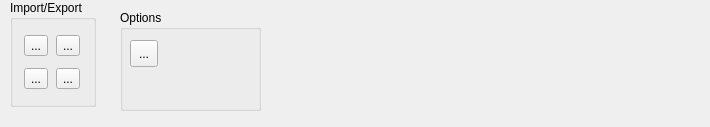
First picture: the form in tabs/phononsmode.ui, repository piti-diablotin/qAgate, before the edit.
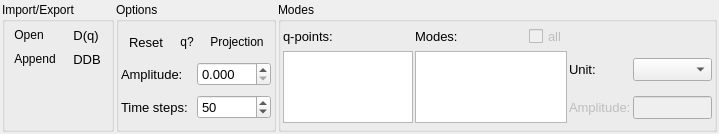
Second picture: the form after the edit. Icons and pictures are not drawn. Custom widgets are drawn as their Qt base class.

Commit message: Finishing mode phonons

Diff of the .ui file:
```diff
--- a/tabs/phononsmode.ui
+++ b/tabs/phononsmode.ui
@@ -6,83 +6,707 @@
    <rect>
     <x>0</x>
     <y>0</y>
-    <width>710</width>
-    <height>127</height>
+    <width>717</width>
+    <height>134</height>
    </rect>
   </property>
   <property name="windowTitle">
    <string>Form</string>
   </property>
-  <widget class="QGroupBox" name="groupBox">
-   <property name="geometry">
-    <rect>
-     <x>10</x>
-     <y>0</y>
-     <width>86</width>
-     <height>107</height>
-    </rect>
+  <layout class="QHBoxLayout" name="horizontalLayout_3">
+   <property name="spacing">
+    <number>2</number>
    </property>
-   <property name="title">
-    <string>Import/Export</string>
+   <property name="leftMargin">
+    <number>2</number>
    </property>
-   <layout class="QGridLayout" name="gridLayout">
-    <item row="0" column="0">
-     <widget class="QToolButton" name="open">
-      <property name="text">
-       <string>...</string>
+   <property name="topMargin">
+    <number>2</number>
+   </property>
+   <property name="rightMargin">
+    <number>2</number>
+   </property>
+   <property name="bottomMargin">
+    <number>2</number>
+   </property>
+   <item>
+    <widget class="QGroupBox" name="groupBox">
+     <property name="title">
+      <string>Import/Export</string>
+     </property>
+     <layout class="QGridLayout" name="gridLayout">
+      <property name="leftMargin">
+       <number>2</number>
       </property>
-     </widget>
-    </item>
-    <item row="0" column="1">
-     <widget class="QToolButton" name="dynamt">
-      <property name="text">
-       <string>...</string>
+      <property name="topMargin">
+       <number>2</number>
       </property>
-     </widget>
-    </item>
-    <item row="1" column="0">
-     <widget class="QToolButton" name="append">
-      <property name="text">
-       <string>...</string>
+      <property name="rightMargin">
+       <number>2</number>
       </property>
-     </widget>
-    </item>
-    <item row="1" column="1">
-     <widget class="QToolButton" name="ddb">
-      <property name="text">
-       <string>...</string>
+      <property name="bottomMargin">
+       <number>2</number>
       </property>
-     </widget>
-    </item>
-   </layout>
-  </widget>
-  <widget class="QGroupBox" name="options">
-   <property name="geometry">
-    <rect>
-     <x>120</x>
-     <y>10</y>
-     <width>141</width>
-     <height>101</height>
-    </rect>
-   </property>
-   <property name="title">
-    <string>Options</string>
-   </property>
-   <widget class="QToolButton" name="toolButton">
-    <property name="geometry">
-     <rect>
-      <x>10</x>
-      <y>30</y>
-      <width>28</width>
-      <height>27</height>
-     </rect>
-    </property>
-    <property name="text">
-     <string>...</string>
-    </property>
-   </widget>
-  </widget>
+      <property name="spacing">
+       <number>2</number>
+      </property>
+      <item row="0" column="0">
+       <widget class="QToolButton" name="open">
+        <property name="toolTip">
+         <string>Open a structure</string>
+        </property>
+        <property name="statusTip">
+         <string>Open a structure</string>
+        </property>
+        <property name="whatsThis">
+         <string>Open a structure</string>
+        </property>
+        <property name="text">
+         <string>Open</string>
+        </property>
+        <property name="icon">
+         <iconset resource="../qagate/qagate.qrc">
+          <normaloff>:/home/icons/folder.svg</normaloff>:/home/icons/folder.svg</iconset>
+        </property>
+        <property name="autoRaise">
+         <bool>true</bool>
+        </property>
+       </widget>
+      </item>
+      <item row="0" column="1">
+       <widget class="QToolButton" name="dynamt">
+        <property name="font">
+         <font>
+          <pointsize>10</pointsize>
+         </font>
+        </property>
+        <property name="toolTip">
+         <string>Export current qpt dynamical matrix</string>
+        </property>
+        <property name="statusTip">
+         <string>Export current qpt dynamical matrix</string>
+        </property>
+        <property name="whatsThis">
+         <string>Export current qpt dynamical matrix</string>
+        </property>
+        <property name="text">
+         <string notr="true">D(q)</string>
+        </property>
+        <property name="icon">
+         <iconset resource="../qagate/qagate.qrc">
+          <normaloff>:/home/icons/upload.svg</normaloff>:/home/icons/upload.svg</iconset>
+        </property>
+        <property name="shortcut">
+         <string notr="true"/>
+        </property>
+        <property name="toolButtonStyle">
+         <enum>Qt::ToolButtonTextBesideIcon</enum>
+        </property>
+        <property name="autoRaise">
+         <bool>true</bool>
+        </property>
+       </widget>
+      </item>
+      <item row="1" column="1">
+       <widget class="QToolButton" name="ddb">
+        <property name="font">
+         <font>
+          <pointsize>10</pointsize>
+         </font>
+        </property>
+        <property name="toolTip">
+         <string>Export to DDB format</string>
+        </property>
+        <property name="statusTip">
+         <string>Export to DDB format</string>
+        </property>
+        <property name="whatsThis">
+         <string>Export to DDB format</string>
+        </property>
+        <property name="text">
+         <string>DDB</string>
+        </property>
+        <property name="icon">
+         <iconset resource="../qagate/qagate.qrc">
+          <normaloff>:/home/icons/upload.svg</normaloff>:/home/icons/upload.svg</iconset>
+        </property>
+        <property name="shortcut">
+         <string notr="true"/>
+        </property>
+        <property name="toolButtonStyle">
+         <enum>Qt::ToolButtonTextBesideIcon</enum>
+        </property>
+        <property name="autoRaise">
+         <bool>true</bool>
+        </property>
+       </widget>
+      </item>
+      <item row="1" column="0">
+       <widget class="QToolButton" name="append">
+        <property name="toolTip">
+         <string>Appoend displacements or DDB</string>
+        </property>
+        <property name="statusTip">
+         <string>Appoend displacements or DDB</string>
+        </property>
+        <property name="whatsThis">
+         <string>Appoend displacements or DDB</string>
+        </property>
+        <property name="text">
+         <string>Append</string>
+        </property>
+        <property name="icon">
+         <iconset resource="../qagate/qagate.qrc">
+          <normaloff>:/home/icons/folder-plus.svg</normaloff>:/home/icons/folder-plus.svg</iconset>
+        </property>
+        <property name="autoRaise">
+         <bool>true</bool>
+        </property>
+       </widget>
+      </item>
+      <item row="2" column="0">
+       <spacer name="verticalSpacer">
+        <property name="orientation">
+         <enum>Qt::Vertical</enum>
+        </property>
+        <property name="sizeHint" stdset="0">
+         <size>
+          <width>20</width>
+          <height>40</height>
+         </size>
+        </property>
+       </spacer>
+      </item>
+     </layout>
+    </widget>
+   </item>
+   <item>
+    <widget class="QGroupBox" name="options">
+     <property name="title">
+      <string>Options</string>
+     </property>
+     <layout class="QVBoxLayout" name="verticalLayout">
+      <property name="spacing">
+       <number>2</number>
+      </property>
+      <property name="leftMargin">
+       <number>2</number>
+      </property>
+      <property name="topMargin">
+       <number>2</number>
+      </property>
+      <property name="rightMargin">
+       <number>2</number>
+      </property>
+      <property name="bottomMargin">
+       <number>2</number>
+      </property>
+      <item>
+       <layout class="QHBoxLayout" name="horizontalLayout_4">
+        <item>
+         <widget class="QToolButton" name="reset">
+          <property name="font">
+           <font>
+            <pointsize>10</pointsize>
+           </font>
+          </property>
+          <property name="toolTip">
+           <string>Reset</string>
+          </property>
+          <property name="statusTip">
+           <string>Reset (Remove all condensed modes)</string>
+          </property>
+          <property name="whatsThis">
+           <string>Reset (Remove all condensed modes)</string>
+          </property>
+          <property name="text">
+           <string>Reset</string>
+          </property>
+          <property name="icon">
+           <iconset resource="../qagate/qagate.qrc">
+            <normaloff>:/phonons/icons/delete.svg</normaloff>:/phonons/icons/delete.svg</iconset>
+          </property>
+          <property name="toolButtonStyle">
+           <enum>Qt::ToolButtonTextBesideIcon</enum>
+          </property>
+          <property name="autoRaise">
+           <bool>true</bool>
+          </property>
+         </widget>
+        </item>
+        <item>
+         <spacer name="horizontalSpacer_2">
+          <property name="orientation">
+           <enum>Qt::Horizontal</enum>
+          </property>
+          <property name="sizeHint" stdset="0">
+           <size>
+            <width>40</width>
+            <height>20</height>
+           </size>
+          </property>
+         </spacer>
+        </item>
+        <item>
+         <widget class="QToolButton" name="qpt">
+          <property name="toolTip">
+           <string>Find qpt in supercell</string>
+          </property>
+          <property name="statusTip">
+           <string>Find qpt in supercell</string>
+          </property>
+          <property name="whatsThis">
+           <string>Find qpt in supercell</string>
+          </property>
+          <property name="text">
+           <string notr="true">q?</string>
+          </property>
+          <property name="icon">
+           <iconset resource="../qagate/qagate.qrc">
+            <normaloff>:/phonons/icons/qpt.svg</normaloff>:/phonons/icons/qpt.svg</iconset>
+          </property>
+          <property name="autoRaise">
+           <bool>true</bool>
+          </property>
+         </widget>
+        </item>
+        <item>
+         <widget class="QToolButton" name="analyze">
+          <property name="toolTip">
+           <string>Analyze a trajectory to find condensed modes</string>
+          </property>
+          <property name="statusTip">
+           <string>Analyze a trajectory to find condensed modes (those that are in the q-points and modes list)</string>
+          </property>
+          <property name="whatsThis">
+           <string>Analyze a trajectory to find condensed modes</string>
+          </property>
+          <property name="text">
+           <string>Projection</string>
+          </property>
+          <property name="icon">
+           <iconset resource="../qagate/qagate.qrc">
+            <normaloff>:/phonons/icons/projection.svg</normaloff>:/phonons/icons/projection.svg</iconset>
+          </property>
+          <property name="autoRaise">
+           <bool>true</bool>
+          </property>
+         </widget>
+        </item>
+       </layout>
+      </item>
+      <item>
+       <layout class="QHBoxLayout" name="horizontalLayout">
+        <property name="spacing">
+         <number>2</number>
+        </property>
+        <item>
+         <widget class="QLabel" name="amplitudeLabel">
+          <property name="font">
+           <font>
+            <pointsize>10</pointsize>
+           </font>
+          </property>
+          <property name="toolTip">
+           <string>Default amplitude to add modes</string>
+          </property>
+          <property name="statusTip">
+           <string>Default amplitude to add modes</string>
+          </property>
+          <property name="whatsThis">
+           <string>Default amplitude to add modes</string>
+          </property>
+          <property name="text">
+           <string>Amplitude:</string>
+          </property>
+         </widget>
+        </item>
+        <item>
+         <widget class="QDoubleSpinBox" name="amplitude">
+          <property name="font">
+           <font>
+            <pointsize>10</pointsize>
+           </font>
+          </property>
+          <property name="toolTip">
+           <string>Default amplitude to add modes</string>
+          </property>
+          <property name="statusTip">
+           <string>Default amplitude to add modes</string>
+          </property>
+          <property name="whatsThis">
+           <string>Default amplitude to add modes</string>
+          </property>
+          <property name="decimals">
+           <number>3</number>
+          </property>
+         </widget>
+        </item>
+       </layout>
+      </item>
+      <item>
+       <layout class="QHBoxLayout" name="horizontalLayout_2">
+        <property name="spacing">
+         <number>2</number>
+        </property>
+        <item>
+         <widget class="QLabel" name="ntimeLabel">
+          <property name="font">
+           <font>
+            <pointsize>10</pointsize>
+           </font>
+          </property>
+          <property name="toolTip">
+           <string>Number of steps for the animation</string>
+          </property>
+          <property name="statusTip">
+           <string>Number of steps for the animation</string>
+          </property>
+          <property name="whatsThis">
+           <string>Number of steps for the animation</string>
+          </property>
+          <property name="text">
+           <string>Time steps:</string>
+          </property>
+         </widget>
+        </item>
+        <item>
+         <widget class="QSpinBox" name="ntime">
+          <property name="font">
+           <font>
+            <pointsize>10</pointsize>
+           </font>
+          </property>
+          <property name="toolTip">
+           <string>Number of steps for the animation</string>
+          </property>
+          <property name="statusTip">
+           <string>Number of steps for the animation</string>
+          </property>
+          <property name="whatsThis">
+           <string>Number of steps for the animation</string>
+          </property>
+          <property name="minimum">
+           <number>1</number>
+          </property>
+          <property name="maximum">
+           <number>100</number>
+          </property>
+          <property name="value">
+           <number>50</number>
+          </property>
+         </widget>
+        </item>
+       </layout>
+      </item>
+     </layout>
+    </widget>
+   </item>
+   <item>
+    <widget class="QGroupBox" name="selector">
+     <property name="sizePolicy">
+      <sizepolicy hsizetype="Expanding" vsizetype="Preferred">
+       <horstretch>0</horstretch>
+       <verstretch>0</verstretch>
+      </sizepolicy>
+     </property>
+     <property name="title">
+      <string>Modes</string>
+     </property>
+     <layout class="QGridLayout" name="gridLayout_2">
+      <property name="leftMargin">
+       <number>2</number>
+      </property>
+      <property name="topMargin">
+       <number>2</number>
+      </property>
+      <property name="rightMargin">
+       <number>2</number>
+      </property>
+      <property name="bottomMargin">
+       <number>2</number>
+      </property>
+      <property name="spacing">
+       <number>2</number>
+      </property>
+      <item row="2" column="0" rowspan="2">
+       <widget class="QListView" name="qpts">
+        <property name="sizePolicy">
+         <sizepolicy hsizetype="Fixed" vsizetype="Expanding">
+          <horstretch>0</horstretch>
+          <verstretch>0</verstretch>
+         </sizepolicy>
+        </property>
+        <property name="maximumSize">
+         <size>
+          <width>130</width>
+          <height>16777215</height>
+         </size>
+        </property>
+        <property name="font">
+         <font>
+          <pointsize>10</pointsize>
+         </font>
+        </property>
+        <property name="toolTip">
+         <string>List of all available q-points</string>
+        </property>
+        <property name="statusTip">
+         <string>List of all available q-points</string>
+        </property>
+        <property name="whatsThis">
+         <string>List of all available q-points</string>
+        </property>
+        <property name="horizontalScrollBarPolicy">
+         <enum>Qt::ScrollBarAlwaysOff</enum>
+        </property>
+        <property name="showDropIndicator" stdset="0">
+         <bool>false</bool>
+        </property>
+        <property name="selectionMode">
+         <enum>QAbstractItemView::SingleSelection</enum>
+        </property>
+        <property name="verticalScrollMode">
+         <enum>QAbstractItemView::ScrollPerItem</enum>
+        </property>
+       </widget>
+      </item>
+      <item row="3" column="3">
+       <widget class="QLabel" name="amplitudeIndivLabel">
+        <property name="enabled">
+         <bool>false</bool>
+        </property>
+        <property name="font">
+         <font>
+          <pointsize>10</pointsize>
+         </font>
+        </property>
+        <property name="toolTip">
+         <string>Amplitude of the selected mode</string>
+        </property>
+        <property name="statusTip">
+         <string>Amplitude of the selected mode</string>
+        </property>
+        <property name="whatsThis">
+         <string>Amplitude of the selected mode</string>
+        </property>
+        <property name="text">
+         <string>Amplitude:</string>
+        </property>
+       </widget>
+      </item>
+      <item row="2" column="2" rowspan="2">
+       <widget class="QListView" name="modes">
+        <property name="sizePolicy">
+         <sizepolicy hsizetype="Fixed" vsizetype="Expanding">
+          <horstretch>0</horstretch>
+          <verstretch>0</verstretch>
+         </sizepolicy>
+        </property>
+        <property name="maximumSize">
+         <size>
+          <width>152</width>
+          <height>16777215</height>
+         </size>
+        </property>
+        <property name="font">
+         <font>
+          <pointsize>10</pointsize>
+         </font>
+        </property>
+        <property name="toolTip">
+         <string>List all the modes for the selected q-point</string>
+        </property>
+        <property name="statusTip">
+         <string>List all the modes for the selected q-point</string>
+        </property>
+        <property name="whatsThis">
+         <string>List all the modes for the selected q-point</string>
+        </property>
+       </widget>
+      </item>
+      <item row="3" column="4" colspan="2">
+       <widget class="QLineEdit" name="amplitudeIndiv">
+        <property name="enabled">
+         <bool>false</bool>
+        </property>
+        <property name="font">
+         <font>
+          <pointsize>10</pointsize>
+         </font>
+        </property>
+        <property name="toolTip">
+         <string>Amplitude of the selected mode</string>
+        </property>
+        <property name="statusTip">
+         <string>Amplitude of the selected mode</string>
+        </property>
+        <property name="whatsThis">
+         <string>Amplitude of the selected mode</string>
+        </property>
+       </widget>
+      </item>
+      <item row="2" column="3">
+       <widget class="QLabel" name="unitLabel">
+        <property name="font">
+         <font>
+          <pointsize>10</pointsize>
+         </font>
+        </property>
+        <property name="toolTip">
+         <string>Unit for the energies</string>
+        </property>
+        <property name="statusTip">
+         <string>Unit for the energies</string>
+        </property>
+        <property name="whatsThis">
+         <string>Unit for the energies</string>
+        </property>
+        <property name="text">
+         <string>Unit:</string>
+        </property>
+       </widget>
+      </item>
+      <item row="2" column="4" colspan="2">
+       <widget class="EnergyUnitCombo" name="unit">
+        <property name="font">
+         <font>
+          <pointsize>10</pointsize>
+         </font>
+        </property>
+        <property name="toolTip">
+         <string>Unit for the energies</string>
+        </property>
+        <property name="statusTip">
+         <string>Unit for the energies</string>
+        </property>
+        <property name="whatsThis">
+         <string>Unit for the energies</string>
+        </property>
+       </widget>
+      </item>
+      <item row="0" column="2">
+       <layout class="QGridLayout" name="gridLayout_3">
+        <property name="spacing">
+         <number>2</number>
+        </property>
+        <item row="0" column="0">
+         <widget class="QLabel" name="modesLabel">
+          <property name="sizePolicy">
+           <sizepolicy hsizetype="Expanding" vsizetype="Preferred">
+            <horstretch>0</horstretch>
+            <verstretch>0</verstretch>
+           </sizepolicy>
+          </property>
+          <property name="font">
+           <font>
+            <pointsize>10</pointsize>
+           </font>
+          </property>
+          <property name="toolTip">
+           <string>List all the modes for the selected q-point</string>
+          </property>
+          <property name="statusTip">
+           <string>List all the modes for the selected q-point</string>
+          </property>
+          <property name="whatsThis">
+           <string>List all the modes for the selected q-point</string>
+          </property>
+          <property name="text">
+           <string>Modes:</string>
+          </property>
+         </widget>
+        </item>
+        <item row="0" column="1">
+         <widget class="QCheckBox" name="all">
+          <property name="enabled">
+           <bool>false</bool>
+          </property>
+          <property name="font">
+           <font>
+            <pointsize>10</pointsize>
+           </font>
+          </property>
+          <property name="text">
+           <string>all</string>
+          </property>
+         </widget>
+        </item>
+       </layout>
+      </item>
+      <item row="0" column="0">
+       <layout class="QHBoxLayout" name="horizontalLayout_5">
+        <item>
+         <widget class="QLabel" name="qptLabel">
+          <property name="font">
+           <font>
+            <pointsize>10</pointsize>
+           </font>
+          </property>
+          <property name="toolTip">
+           <string>List of all available q-points</string>
+          </property>
+          <property name="statusTip">
+           <string>List of all available q-points (use the append button to add more)</string>
+          </property>
+          <property name="whatsThis">
+           <string>List of all available q-points</string>
+          </property>
+          <property name="text">
+           <string>q-points:</string>
+          </property>
+         </widget>
+        </item>
+        <item>
+         <widget class="QLabel" name="qptSelected">
+          <property name="font">
+           <font>
+            <pointsize>9</pointsize>
+           </font>
+          </property>
+          <property name="toolTip">
+           <string>Selected q-point</string>
+          </property>
+          <property name="statusTip">
+           <string>Selected q-point</string>
+          </property>
+          <property name="whatsThis">
+           <string>Selected q-point</string>
+          </property>
+          <property name="text">
+           <string/>
+          </property>
+         </widget>
+        </item>
+       </layout>
+      </item>
+     </layout>
+    </widget>
+   </item>
+   <item>
+    <spacer name="horizontalSpacer">
+     <property name="orientation">
+      <enum>Qt::Horizontal</enum>
+     </property>
+     <property name="sizeHint" stdset="0">
+      <size>
+       <width>40</width>
+       <height>20</height>
+      </size>
+     </property>
+    </spacer>
+   </item>
+  </layout>
  </widget>
- <resources/>
+ <customwidgets>
+  <customwidget>
+   <class>EnergyUnitCombo</class>
+   <extends>QComboBox</extends>
+   <header>tools/energyunitcombo.h</header>
+  </customwidget>
+ </customwidgets>
+ <resources>
+  <include location="../qagate/qagate.qrc"/>
+ </resources>
  <connections/>
 </ui>
```
Left out of the diff: 2 changed lines with no effect on the pictures. The commit also changes 27 other files.
